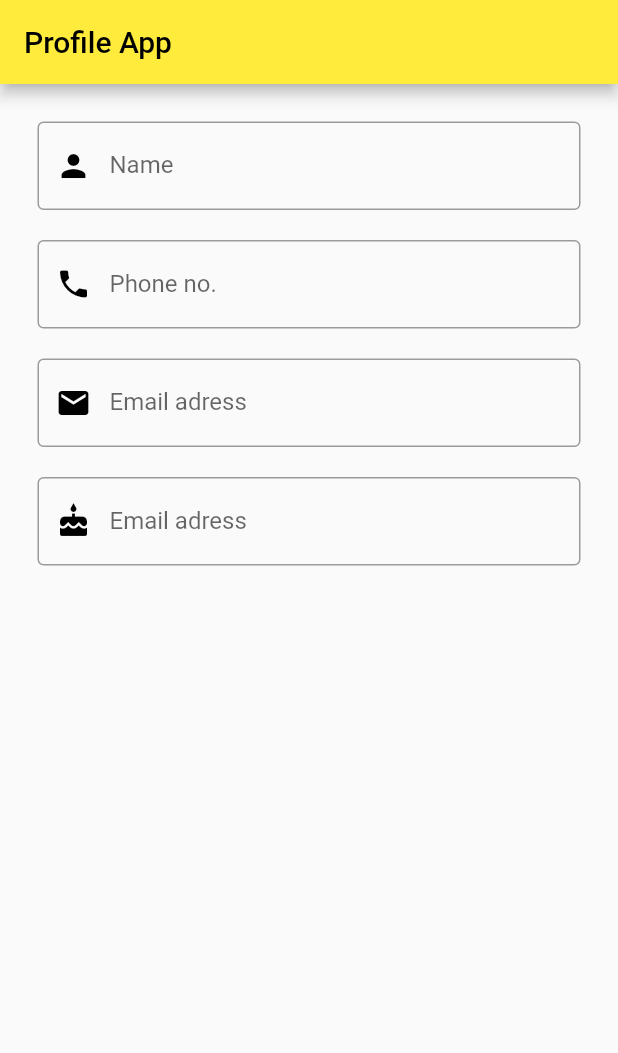
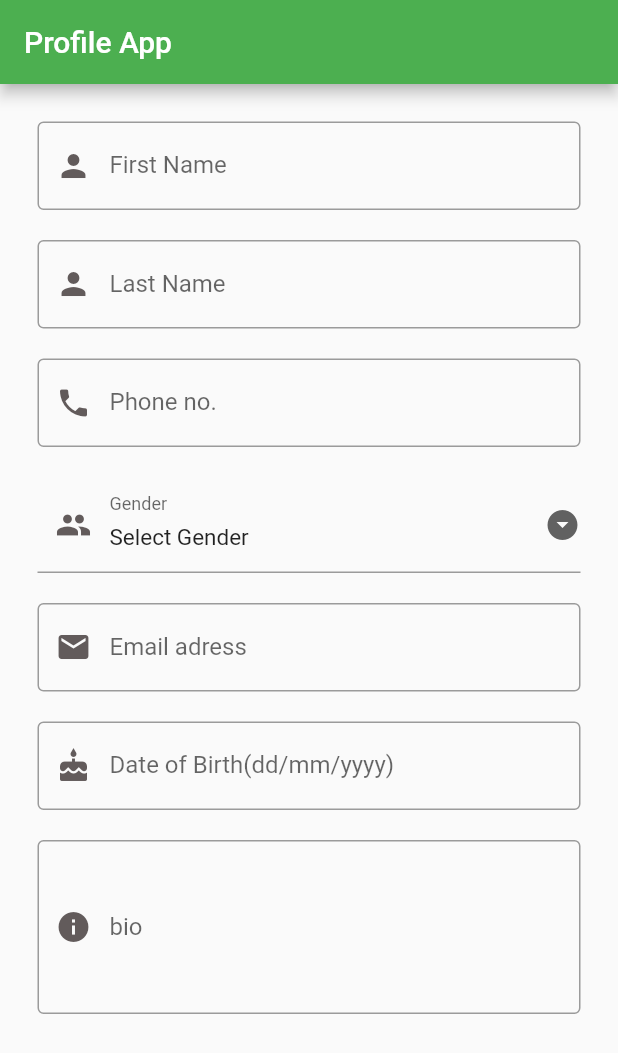
Before and after one commit to codesbyvikas/profile_app, a Flutter app: the screen it shows after launch, on a phone screen of 412 x 824 dp. Shown: the top 1053 px of the screen. Run offline on Flutter 3.47's test engine with Material 2 defaults, Android fonts, the phone set to English and light mode, and no system bars.

Commit message:
Dropdown Button of Gender and bio textbox added

```diff
--- a/lib/homepage.dart
+++ b/lib/homepage.dart
@@ -1,4 +1,5 @@
 import 'package:flutter/material.dart';
+import 'package:flutter/services.dart';
 
 class HomePage extends StatefulWidget {
   const HomePage({super.key});
@@ -8,6 +9,7 @@ class HomePage extends StatefulWidget {
 }
 
 class _HomePageState extends State<HomePage> {
+  String dropdownValue = 'Select Gender';
   @override
   Widget build(BuildContext context) {
     return Scaffold(
@@ -18,19 +20,25 @@ class _HomePageState extends State<HomePage> {
           padding: const EdgeInsets.symmetric(horizontal: 25, vertical: 25),
           child: ListView(
             children: <Widget>[
-              textField1(),
+              firstName(),
               const SizedBox(height: 20),
-              textField2(),
+              lastName(),
               const SizedBox(height: 20),
-              textField3(),
+              phoneNumber(),
               const SizedBox(height: 20),
-              textField4(),
+              selectGender(),
+              const SizedBox(height: 20),
+              emaiAdd(),
+              const SizedBox(height: 20),
+              dateOfBirth(),
+              const SizedBox(height: 20),
+              bio()
             ],
           ),
         ));
   }
 
-  Widget textField1() {
+  Widget firstName() {
     return const TextField(
       decoration: InputDecoration(
         border: OutlineInputBorder(
@@ -41,18 +49,17 @@ class _HomePageState extends State<HomePage> {
             borderSide: BorderSide(color: Colors.orange, width: 2)),
         prefixIcon: Icon(
           Icons.person,
-          color: Colors.black,
+          color: Color.fromARGB(255, 98, 91, 91),
         ),
-        labelText: "Name",
+        labelText: "First Name",
       ),
       cursorColor: Colors.black12,
       cursorHeight: 20,
     );
   }
 
-  Widget textField2() {
+  Widget lastName() {
     return const TextField(
-      keyboardType: TextInputType.number,
       decoration: InputDecoration(
         border: OutlineInputBorder(
             borderSide: BorderSide(
@@ -61,17 +68,79 @@ class _HomePageState extends State<HomePage> {
         focusedBorder: OutlineInputBorder(
             borderSide: BorderSide(color: Colors.orange, width: 2)),
         prefixIcon: Icon(
-          Icons.phone,
-          color: Colors.black,
+          Icons.person,
+          color: Color.fromARGB(255, 98, 91, 91),
         ),
-        labelText: "Phone no.",
+        labelText: "Last Name",
       ),
       cursorColor: Colors.black12,
       cursorHeight: 20,
     );
   }
 
-  Widget textField3() {
+  Widget phoneNumber() {
+    return const TextField(
+      maxLength: 10,
+      maxLengthEnforcement: MaxLengthEnforcement.enforced,
+      keyboardType: TextInputType.number,
+      decoration: InputDecoration(
+          border: OutlineInputBorder(
+              borderSide: BorderSide(
+            color: Colors.teal,
+          )),
+          focusedBorder: OutlineInputBorder(
+              borderSide: BorderSide(color: Colors.orange, width: 2)),
+          prefixIcon: Icon(
+            Icons.phone,
+            color: Color.fromARGB(255, 98, 91, 91),
+          ),
+          labelText: "Phone no.",
+          counterStyle: TextStyle(
+            height: double.minPositive,
+          ),
+          counterText: ""),
+      cursorColor: Colors.black12,
+      cursorHeight: 20,
+    );
+  }
+
+  Widget selectGender() {
+    return DropdownButtonFormField<String>(
+      // Step 3.
+      value: dropdownValue,
+      // Step 4.
+      items: <String>["Select Gender", "Male", "Female", "Others"]
+          .map<DropdownMenuItem<String>>(
+        (String value) {
+          return DropdownMenuItem<String>(
+            value: value,
+            child: Text(
+              value,
+              style: const TextStyle(fontSize: 15),
+            ),
+          );
+        },
+      ).toList(),
+      // Step 5.
+      onChanged: (String? newValue) {
+        setState(() {
+          dropdownValue = newValue!;
+        });
+      },
+      icon: const Icon(
+        Icons.arrow_drop_down_circle,
+      ),
+      decoration: const InputDecoration(
+        labelText: "Gender",
+        prefixIcon: Icon(
+          Icons.people,
+          color: Color.fromARGB(255, 98, 91, 91),
+        ),
+      ),
+    );
+  }
+
+  Widget emaiAdd() {
     return const TextField(
       keyboardType: TextInputType.emailAddress,
       decoration: InputDecoration(
@@ -83,7 +152,7 @@ class _HomePageState extends State<HomePage> {
             borderSide: BorderSide(color: Colors.orange, width: 2)),
         prefixIcon: Icon(
           Icons.email,
-          color: Colors.black,
+          color: Color.fromARGB(255, 98, 91, 91),
         ),
         labelText: "Email adress",
       ),
@@ -92,7 +161,7 @@ class _HomePageState extends State<HomePage> {
     );
   }
 
-  Widget textField4() {
+  Widget dateOfBirth() {
     return const TextField(
       keyboardType: TextInputType.datetime,
       decoration: InputDecoration(
@@ -104,12 +173,33 @@ class _HomePageState extends State<HomePage> {
             borderSide: BorderSide(color: Colors.orange, width: 2)),
         prefixIcon: Icon(
           Icons.cake,
-          color: Colors.black,
+          color: Color.fromARGB(255, 98, 91, 91),
         ),
-        labelText: "Email adress",
+        labelText: "Date of Birth(dd/mm/yyyy)",
       ),
       cursorColor: Colors.black12,
       cursorHeight: 20,
     );
   }
+
+  Widget bio() {
+    return const TextField(
+      maxLines: 4,
+      decoration: InputDecoration(
+        border: OutlineInputBorder(
+            borderSide: BorderSide(
+          color: Colors.teal,
+        )),
+        focusedBorder: OutlineInputBorder(
+            borderSide: BorderSide(color: Colors.orange, width: 2)),
+        prefixIcon: Icon(
+          Icons.info,
+          color: Color.fromARGB(255, 98, 91, 91),
+        ),
+        labelText: "bio",
+      ),
+      cursorColor: Color.fromARGB(31, 52, 44, 44),
+      cursorHeight: 20,
+    );
+  }
 }
--- a/lib/main.dart
+++ b/lib/main.dart
@@ -13,7 +13,7 @@ class MainApp extends StatelessWidget {
     return MaterialApp(
         themeMode: ThemeMode.light,
         theme: ThemeData(
-          primarySwatch: Colors.yellow,
+          primarySwatch: Colors.green,
         ),
         darkTheme: ThemeData(
           brightness: Brightness.dark,
```
